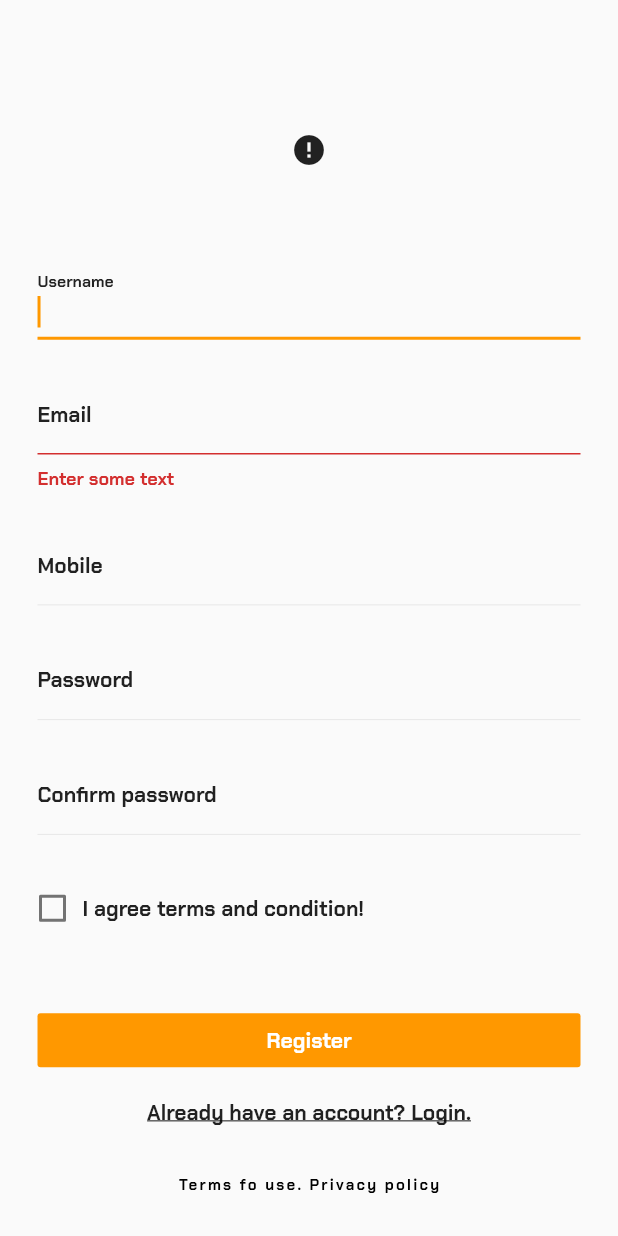
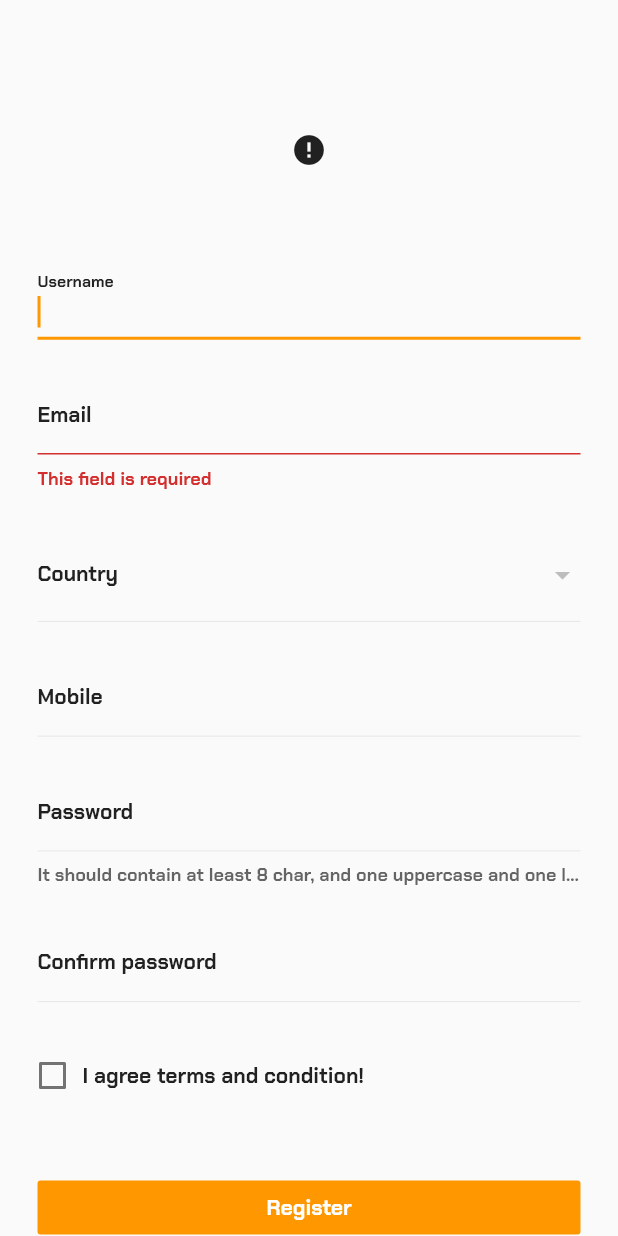
Before and after one commit to ezzabuzaid/flutter-poc, a Flutter app: the RegisterView screen opened by its route, on a phone screen of 412 x 824 dp. Run offline on Flutter 3.47's test engine with Material 2 defaults, Android fonts, the phone set to English and light mode, and no system bars; drawn by our look-alikes of cached_network_image; our stand-ins replace country_code_picker, eva_icons_flutter, firebase_messaging; missing offline and left inert: country_pickers, http_interceptor, libphonenumber; accounts and stored records are empty; network calls fail.

Commit message:
add email validation, pattern, composs

```diff
--- a/lib/app/pages/portal/login/login.view.dart
+++ b/lib/app/pages/portal/login/login.view.dart
@@ -1,6 +1,9 @@
+import 'dart:convert';
+
 import 'package:cached_network_image/cached_network_image.dart';
 import 'package:eva_icons_flutter/eva_icons_flutter.dart';
 import 'package:flutter/material.dart';
+import 'package:flutter/services.dart';
 import 'package:learning_flutter/app/pages/portal/login/login.model.dart';
 import 'package:learning_flutter/app/pages/portal/portal.bloc.dart';
 import 'package:learning_flutter/app/routes.dart';
@@ -63,12 +66,6 @@ class _LoginFormState extends State<LoginForm> {
                         ),
                       ),
                     ),
-                    validator: validators.validate([
-                      validators.Required('Required Error'),
-                      validators.MinLength(5, 'MinLength Error'),
-                      validators.MaxLength(10, 'MaxLength Error'),
-                      // validators.Between('Between Error', max: 10, min: 5),
-                    ]),
                     onSaved: (value) {
                       this.payload.username = value;
                     },
@@ -80,6 +77,7 @@ class _LoginFormState extends State<LoginForm> {
                       labelText: 'Password',
                       isDense: true,
                       labelStyle: Theme.of(context).textTheme.body1,
+                      helperStyle: TextStyle(fontSize: 10),
                       enabledBorder: UnderlineInputBorder(
                         borderSide: BorderSide(
                           color: Colors.grey.shade300,
@@ -128,10 +126,11 @@ class _LoginFormState extends State<LoginForm> {
                         FullWidth(
                           child: FlatButton(
                             color: Theme.of(context).primaryColor,
-                            onPressed: () {
+                            onPressed: () async {
                               if (this.formKey.currentState.validate()) {
                                 formKey.currentState.save();
-                                // this.bloc.login(this.payload);
+                                var res = await this.bloc.login(this.payload);
+                                print(json.decode(res));
                               }
                             },
                             textColor: Colors.white,
--- a/lib/app/pages/portal/portal.bloc.dart
+++ b/lib/app/pages/portal/portal.bloc.dart
@@ -6,14 +6,13 @@ import 'portal.service.dart';
 class PortalBloc {
   final _service = PortalService();
 
-  login(LoginModel payload) {
-    this._service.login(payload);
+ Future login(LoginModel payload) {
+    return this._service.login(payload);
   }
 
   register(RegisterModel payload) {
     this._service.register(payload);
   }
-
 }
 
 final portalBloc = PortalBloc();
--- a/lib/app/pages/portal/register/register.view.dart
+++ b/lib/app/pages/portal/register/register.view.dart
@@ -1,9 +1,16 @@
 import 'package:cached_network_image/cached_network_image.dart';
+import 'package:country_pickers/countries.dart';
+import 'package:country_pickers/country.dart';
 import 'package:flutter/material.dart';
+import 'package:flutter/services.dart';
 import 'package:learning_flutter/app/pages/portal/portal.bloc.dart';
 import 'package:learning_flutter/app/pages/portal/register/register.model.dart';
 import 'package:learning_flutter/app/routes.dart';
 import 'package:learning_flutter/app/widgets/full-width.dart';
+import 'package:learning_flutter/app/shared/validators.dart' as validators;
+import 'package:libphonenumber/libphonenumber.dart' as phone;
+import 'package:country_code_picker/country_code_picker.dart';
+import 'package:country_pickers/country_pickers.dart';
 
 class RegisterForm extends StatefulWidget {
   @override
@@ -14,9 +21,11 @@ class _RegisterFormState extends State<RegisterForm> {
   final bloc = PortalBloc();
   final formKey = GlobalKey<FormState>();
   final payload = RegisterModel();
+  Country selectedCountry;
   FocusNode passwordFocusNode;
 
   void initState() {
+    // phone.RegionInfo()
     super.initState();
     passwordFocusNode = new FocusNode();
     passwordFocusNode.addListener(
@@ -64,12 +73,19 @@ class _RegisterFormState extends State<RegisterForm> {
                         ),
                       ),
                     ),
-                    validator: (value) {
-                      if (value.isEmpty) {
-                        return 'Enter some text';
-                      }
-                      return null;
-                    },
+                    inputFormatters: [
+                      LengthLimitingTextInputFormatter(16),
+                      // WhitelistingTextInputFormatter(RegExp(r'^[a-zA-Z0-9_\-\.]+$'))
+                      // TODO prevent special char
+                    ],
+                    validator: validators.validate([
+                      validators.Required('This field is required'),
+                      validators.Between(
+                        'Username must be between 8 and 16 char',
+                        max: 16,
+                        min: 8,
+                      ),
+                    ]),
                     onSaved: (value) {
                       this.payload.username = value;
                     },
@@ -90,15 +106,49 @@ class _RegisterFormState extends State<RegisterForm> {
                         ),
                       ),
                     ),
-                    validator: (value) {
-                      if (value.isEmpty) {
-                        return 'Enter some text';
-                      }
-                      return null;
-                    },
+                    validator: validators.validate([
+                      validators.Required('This field is required'),
+                      validators.Email('Please enter the email correctly'),
+                    ]),
                     onSaved: (value) {
                       this.payload.email = value;
                     },
+                  ),
+                  SizedBox(height: 25),
+                  // TODO move it to widget folder
+                  DropdownButtonFormField<Country>(
+                    decoration: InputDecoration(
+                      labelText: 'Country',
+                      labelStyle: Theme.of(context).textTheme.body1,
+                      enabledBorder: UnderlineInputBorder(
+                        borderSide: BorderSide(
+                          color: Colors.grey.shade300,
+                          width: .5,
+                        ),
+                      ),
+                    ),
+                    value: this.selectedCountry,
+                    onChanged: (value) {
+                      this.setState(() {
+                        this.selectedCountry = value;
+                      });
+                    },
+                    items: countryList
+                        .map(
+                          (country) => DropdownMenuItem<Country>(
+                            value: country,
+                            child: Row(
+                              children: <Widget>[
+                                CountryPickerUtils.getDefaultFlagImage(country),
+                                SizedBox(width: 8.0),
+                                Text(
+                                  "(${country.isoCode}) +${country.phoneCode}",
+                                ),
+                              ],
+                            ),
+                          ),
+                        )
+                        .toList(),
                   ),
                   SizedBox(height: 25),
                   TextFormField(
@@ -116,9 +166,12 @@ class _RegisterFormState extends State<RegisterForm> {
                       ),
                     ),
                     validator: (value) {
-                      if (value.isEmpty) {
-                        return 'Enter some text';
-                      }
+                      // TODO Find a way to do the async validation
+                      // TODO move the validation to validation module
+                      // phone.PhoneNumberUtil.isValidPhoneNumber(
+                      //   isoCode: this.selectedCountry.isoCode,
+                      //   phoneNumber: value,
+                      // );
                       return null;
                     },
                     onSaved: (value) {
@@ -130,6 +183,8 @@ class _RegisterFormState extends State<RegisterForm> {
                     focusNode: passwordFocusNode,
                     decoration: InputDecoration(
                       labelText: 'Password',
+                      helperText:
+                          'It should contain at least 8 char, and one uppercase and one lower',
                       isDense: true,
                       labelStyle: Theme.of(context).textTheme.body1,
                       enabledBorder: UnderlineInputBorder(
@@ -139,6 +194,11 @@ class _RegisterFormState extends State<RegisterForm> {
                         ),
                       ),
                     ),
+                    // TODO Password char check if it has uppercase and lowercase
+                    validator: validators.validate([
+                      validators.Required(),
+                      validators.MinLength(8),
+                    ]),
                     onSaved: (value) {
                       this.payload.password = value;
                     },
@@ -217,6 +277,7 @@ class _RegisterFormState extends State<RegisterForm> {
                   Center(
                     child: FlatButton(
                       onPressed: () {
+                        // move it to partial
                         showDialog(
                           context: context,
                           builder: (context) => AboutDialog(
--- a/lib/app/shared/validators.dart
+++ b/lib/app/shared/validators.dart
@@ -14,7 +14,7 @@ class MaxLength implements IValidator {
     return false;
   }
 
-  MaxLength(this.constraint, this.message);
+  MaxLength(this.constraint, [this.message]);
 }
 
 class MinLength implements IValidator {
@@ -27,38 +27,56 @@ class MinLength implements IValidator {
     return false;
   }
 
-  MinLength(this.constraint, this.message);
+  MinLength(this.constraint, [this.message]);
 }
 
 class Between implements IValidator {
-  final int min;
-  final int max;
+  final MinLength minLength;
+  final MaxLength maxLength;
   final String message;
 
   call(String value) {
-    if (value.length < this.min || value.length > this.max) {
+    if (this.maxLength(value) || this.minLength(value)) {
       return true;
     }
     return false;
   }
 
-  Between(this.message, {this.max, this.min});
+  Between(this.message, {max, min})
+      : this.maxLength = MaxLength(max, message),
+        this.minLength = MinLength(min, message);
 }
 
-// class Composs implements IValidator {
-//   final int min;
-//   final int max;
-//   final String message;
+class Composs implements IValidator {
+  final String message;
+  final List<IValidator> validators;
+  call(String value) {
+    for (var validator in this.validators) {
+      if (validator(value)) {
+        return true;
+      }
+    }
+    return false;
+  }
 
-//   call(String value) {
-//     if (value.length < this.min || value.length > this.max) {
-//       return true;
-//     }
-//     return false;
-//   }
+  Composs(this.message, this.validators);
+}
 
-  // Composs(this.message, ...);
-// }
+class Email implements IValidator {
+  final Pattern pattern;
+  final String message;
+  call(String value) => this.pattern(value);
+  Email([this.message = ''])
+      : this.pattern = Pattern(r"^[a-zA-Z0-9.]+@[a-zA-Z0-9]+\.[a-zA-Z]+") {
+  }
+}
+
+class Pattern implements IValidator {
+  final RegExp regexp;
+  final String message;
+  call(String value) => !this.regexp.hasMatch(value);
+  Pattern(pattern, [this.message = '']) : this.regexp = RegExp(pattern);
+}
 
 class IValidator {
   final String message;
@@ -78,15 +96,15 @@ validate(List<IValidator> validators) {
 }
 
 // class Validators {
+//   STUB static required(control: AbstractControl): ValidationErrors | null
+//   STUB static email(control: AbstractControl): ValidationErrors | null
+//   STUB static minLength(minLength: number): ValidatorFn
+//   STUB static maxLength(maxLength: number): ValidatorFn
+//   STUB static compose(validators: ValidatorFn[]): ValidatorFn | null
+//   STUB static pattern(pattern: string | RegExp): ValidatorFn
 //   static min(min: number): ValidatorFn
 //   static max(max: number): ValidatorFn
-//   static required(control: AbstractControl): ValidationErrors | null
-//   static requiredTrue(control: AbstractControl): ValidationErrors | null
-//   static email(control: AbstractControl): ValidationErrors | null
-//   static minLength(minLength: number): ValidatorFn
-//   static maxLength(maxLength: number): ValidatorFn
-//   static pattern(pattern: string | RegExp): ValidatorFn
-//   static nullValidator(control: AbstractControl): ValidationErrors | null
-//   static compose(validators: ValidatorFn[]): ValidatorFn | null
-//   static composeAsync(validators: AsyncValidatorFn[]): AsyncValidatorFn | null
+//   REVIEW static requiredTrue(control: AbstractControl): ValidationErrors | null
+//   REVIEW static nullValidator(control: AbstractControl): ValidationErrors | null
+//   REVIEW static composeAsync(validators: AsyncValidatorFn[]): AsyncValidatorFn | null
 // }
--- a/pubspec.yaml
+++ b/pubspec.yaml
@@ -33,6 +33,9 @@ dependencies:
   rxdart: ^0.20.0
   firebase_messaging: ^5.0.2
   firebase_core: ^0.4.0+6
+  libphonenumber: ^1.0.0
+  country_code_picker: ^1.1.7
+  country_pickers: ^1.1.0
 
 dev_dependencies:
   flutter_test:
```
Also changed, not shown: pubspec.lock, 1 other file. Lines whose indentation alone changed are shown as unchanged.
